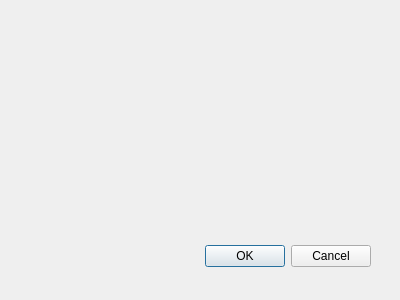
Qt form listaprzyjec.ui (przemek1793/UML-z-qt) before a commit.
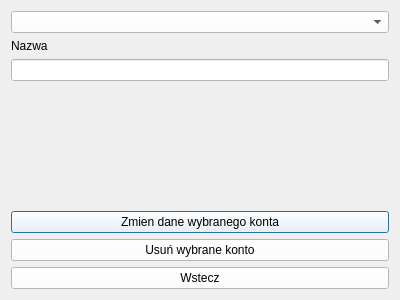
The same form after that commit.

Commit message: lista przyjec ui+wstecz

Patch:
```diff
--- a/listaprzyjec.ui
+++ b/listaprzyjec.ui
@@ -15,22 +15,79 @@
   <property name="windowTitle">
    <string>Dialog</string>
   </property>
-  <widget name="buttonBox" class="QDialogButtonBox">
-   <property name="geometry">
-    <rect>
-     <x>30</x>
-     <y>240</y>
-     <width>341</width>
-     <height>32</height>
-    </rect>
-   </property>
-   <property name="orientation">
-    <enum>Qt::Horizontal</enum>
-   </property>
-   <property name="standardButtons">
-    <set>QDialogButtonBox::Cancel|QDialogButtonBox::Ok</set>
-   </property>
-  </widget>
+  <layout class="QVBoxLayout" name="verticalLayout">
+   <item>
+    <widget class="QComboBox" name="Lista">
+     <property name="styleSheet">
+      <string notr="true">background-color:white;</string>
+     </property>
+    </widget>
+   </item>
+   <item>
+    <widget class="QLabel" name="label">
+     <property name="text">
+      <string>Nazwa</string>
+     </property>
+    </widget>
+   </item>
+   <item>
+    <widget class="QLineEdit" name="Nazwa">
+     <property name="styleSheet">
+      <string notr="true">background-color:white;</string>
+     </property>
+    </widget>
+   </item>
+   <item>
+    <widget class="QLabel" name="Komunikat">
+     <property name="text">
+      <string/>
+     </property>
+    </widget>
+   </item>
+   <item>
+    <spacer name="verticalSpacer">
+     <property name="orientation">
+      <enum>Qt::Vertical</enum>
+     </property>
+     <property name="sizeHint" stdset="0">
+      <size>
+       <width>20</width>
+       <height>40</height>
+      </size>
+     </property>
+    </spacer>
+   </item>
+   <item>
+    <widget class="QPushButton" name="ZmienDane">
+     <property name="styleSheet">
+      <string notr="true">background-color:white;</string>
+     </property>
+     <property name="text">
+      <string>Zmien dane wybranego konta</string>
+     </property>
+    </widget>
+   </item>
+   <item>
+    <widget class="QPushButton" name="Usun">
+     <property name="styleSheet">
+      <string notr="true">background-color:white;</string>
+     </property>
+     <property name="text">
+      <string>Usuń wybrane konto</string>
+     </property>
+    </widget>
+   </item>
+   <item>
+    <widget class="QPushButton" name="Wstecz">
+     <property name="styleSheet">
+      <string notr="true">background-color:white;</string>
+     </property>
+     <property name="text">
+      <string>Wstecz</string>
+     </property>
+    </widget>
+   </item>
+  </layout>
  </widget>
  <pixmapfunction/>
  <resources/>
```
Left out of the diff: 42 changed lines with no effect on the pictures. The commit also changes 4 other files.
